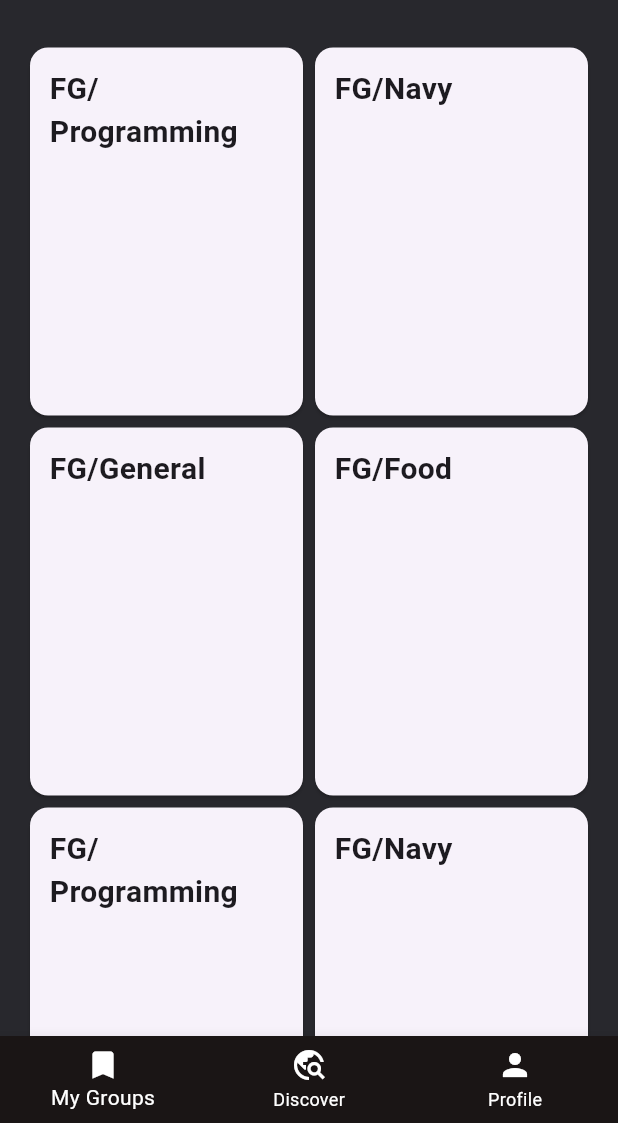
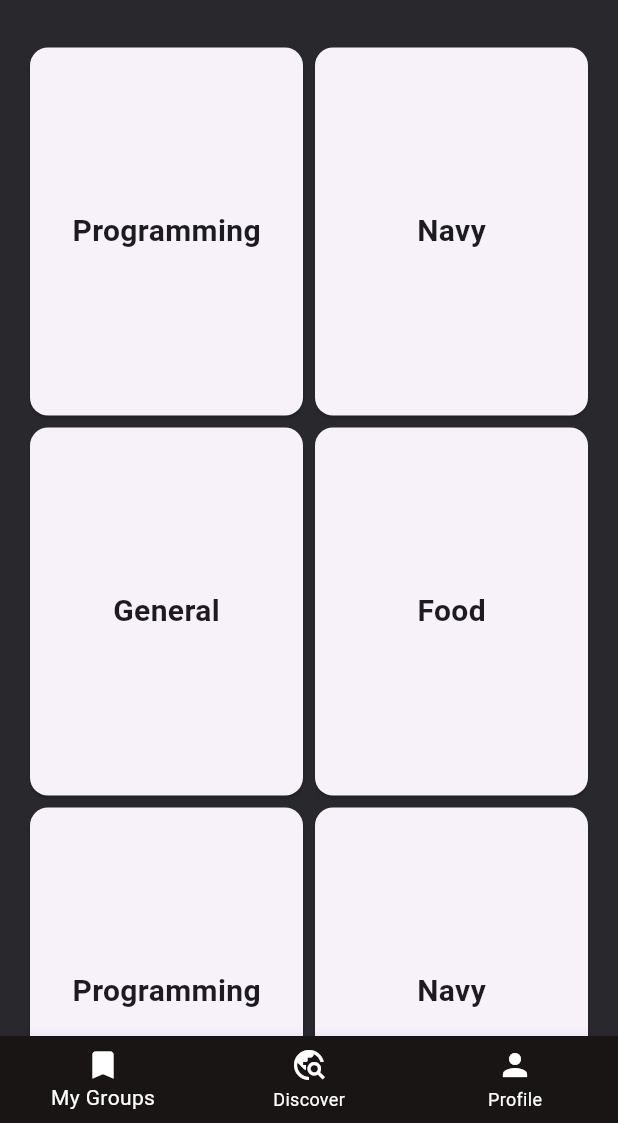
Before and after one commit to Viriyadhi/Forus, a Flutter app: the screen it shows once a user with an empty profile is signed in, on a phone screen of 412 x 824 dp, the part 113-1236 px from its top. Run offline on Flutter 3.47's test engine with Material 3 defaults, Android fonts, the phone set to English and light mode, and no system bars; our stand-ins replace firebase_auth, firebase_core, firebase_database, google_sign_in, sign_in_button; accounts and stored records are empty.

Commit message:
style[VE]: Add vertical allignment center

```diff
--- a/lib/pages/my_group.dart
+++ b/lib/pages/my_group.dart
@@ -11,39 +11,39 @@ class HomePage extends StatefulWidget {
 class _HomePageState extends State<HomePage> {
   List<CardData> datas = [
     CardData(
-        title: 'FG/Programming',
+        title: 'Programming',
         description: 'Programming is fun, let\'s learn together',
         imagePath: 'https://avatars.githubusercontent.com/u/81005238?v=4'),
     CardData(
-        title: 'FG/Navy',
+        title: 'Navy',
         description: 'Find out more about the Navy',
         imagePath: 'https://avatars.githubusercontent.com/u/81005238?v=4'),
     CardData(
-        title: 'FG/General',
+        title: 'General',
         description: 'You can talk about anything here',
         imagePath: 'https://avatars.githubusercontent.com/u/81005238?v=4'),
     CardData(
-        title: 'FG/Food',
+        title: 'Food',
         description: 'Yummy yummy in my tummy',
         imagePath: 'https://avatars.githubusercontent.com/u/81005238?v=4'),
     CardData(
-        title: 'FG/Programming',
+        title: 'Programming',
         description: 'Programming is fun, let\'s learn together',
         imagePath: 'https://avatars.githubusercontent.com/u/81005238?v=4'),
     CardData(
-        title: 'FG/Navy',
+        title: 'Navy',
         description: 'Find out more about the Navy',
         imagePath: 'https://avatars.githubusercontent.com/u/81005238?v=4'),
     CardData(
-        title: 'FG/Military',
+        title: 'Military',
         description: 'Find out more about the Military',
         imagePath: 'https://avatars.githubusercontent.com/u/81005238?v=4'),
     CardData(
-        title: 'FG/General',
+        title: 'General',
         description: 'You can talk about anything here',
         imagePath: 'https://avatars.githubusercontent.com/u/81005238?v=4'),
     CardData(
-        title: 'FG/Food',
+        title: 'Food',
         description: 'Yummy yummy in my tummy',
         imagePath: 'https://avatars.githubusercontent.com/u/81005238?v=4'),
   ];
@@ -73,12 +73,12 @@ class _HomePageState extends State<HomePage> {
   Widget cardTemplateGrid(data) {
     return Card(
       child: Padding(
-        padding: const EdgeInsets.all(13),
+        padding: const EdgeInsets.all(20.0),
         child: Column(
+          mainAxisAlignment: MainAxisAlignment.center,
           crossAxisAlignment: CrossAxisAlignment.stretch,
           children: [
             Column(
-              crossAxisAlignment: CrossAxisAlignment.start,
               children: [
                 Text(
                   data.title,
```
